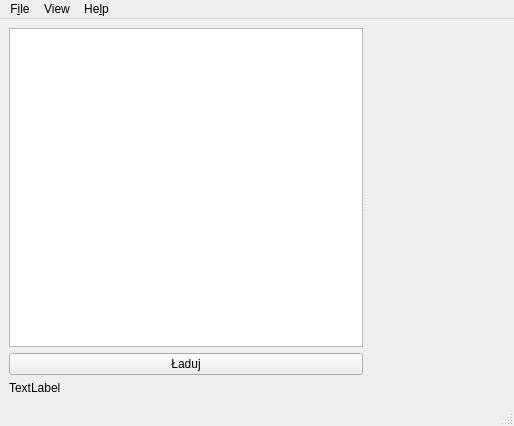
Old version of the form src/win/mainwindow.ui in the repository jedrzejowski/sokar-app.
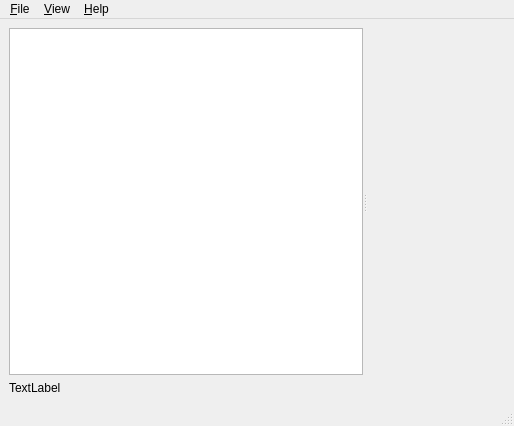
New version of the form. Custom widgets are drawn as their Qt base class.

Patch:
```diff
--- a/src/win/mainwindow.ui
+++ b/src/win/mainwindow.ui
@@ -20,20 +20,7 @@
       <property name="orientation">
        <enum>Qt::Horizontal</enum>
       </property>
-      <widget class="QWidget" name="centralWidget">
-       <layout class="QVBoxLayout" name="verticalLayout2">
-        <item>
          <widget class="Sokar::FileTree" name="fileTree"/>
-        </item>
-        <item>
-         <widget class="QPushButton" name="pushButton">
-          <property name="text">
-           <string>Ładuj</string>
-          </property>
-         </widget>
-        </item>
-       </layout>
-      </widget>
       <widget class="Sokar::DicomTabs" name="dicomTabs" native="true"/>
      </widget>
     </item>
@@ -58,7 +45,7 @@
    </property>
    <widget class="QMenu" name="menuFile">
     <property name="title">
-     <string>F&amp;ile</string>
+                    <string>&amp;File</string>
     </property>
     <widget class="QMenu" name="menuExport">
      <property name="title">
@@ -80,7 +67,7 @@
    </widget>
    <widget class="QMenu" name="menuHelp">
     <property name="title">
-     <string>He&amp;lp</string>
+                    <string>&amp;Help</string>
     </property>
     <addaction name="actionHelp"/>
     <addaction name="separator"/>
@@ -90,7 +77,7 @@
    </widget>
    <widget class="QMenu" name="menuView">
     <property name="title">
-     <string>View</string>
+                    <string>&amp;View</string>
     </property>
     <widget class="QMenu" name="menuTheme">
      <property name="title">
```
Left out of the diff: 8 changed lines with no effect on the pictures. Lines whose indentation alone changed are shown as unchanged.
